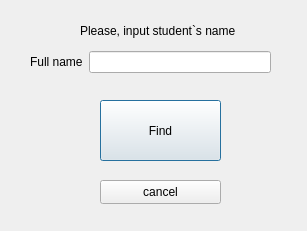
This is QTcreator/Diary/check_student.ui in albaSANDROS/DIPLOMA-PROJECT.-Multi-user-client-server-application-e-journal as Qt 5 draws it before an edit. The edited form follows.
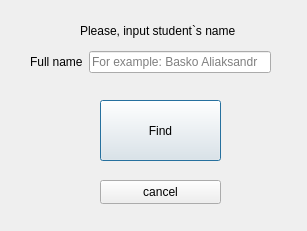
This is the edited form.

```diff
--- a/QTcreator/Diary/check_student.ui
+++ b/QTcreator/Diary/check_student.ui
@@ -52,7 +52,7 @@
     <string>Please, input student`s name</string>
    </property>
   </widget>
-  <widget class="QWidget" name="">
+  <widget class="QWidget" name="layoutWidget">
    <property name="geometry">
     <rect>
      <x>30</x>
@@ -70,7 +70,11 @@
      </widget>
     </item>
     <item>
-     <widget class="QLineEdit" name="student_full_name"/>
+     <widget class="QLineEdit" name="student_full_name">
+      <property name="placeholderText">
+       <string>For example: Basko Aliaksandr</string>
+      </property>
+     </widget>
     </item>
    </layout>
   </widget>
```
